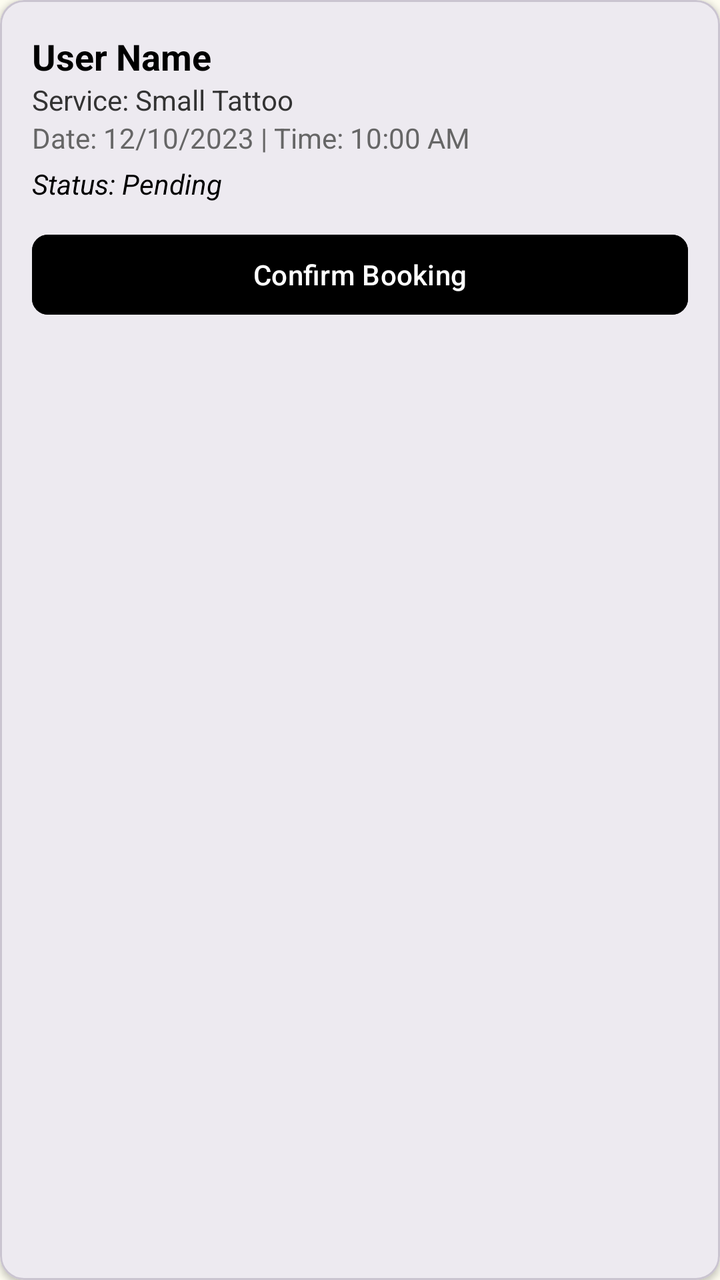
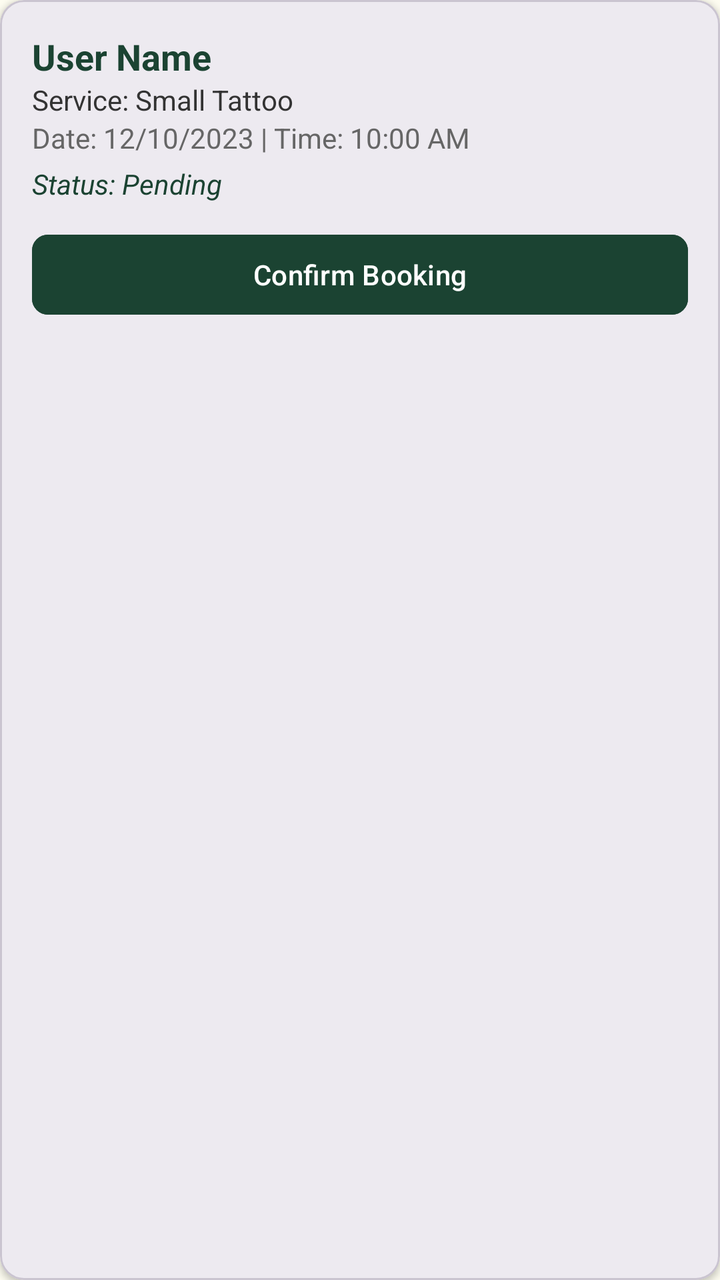

Before-and-after screenshots of an Android layout around one commit, followed by the original layout XML and the change that was made.
<!-- AndroidManifest.xml: application theme Theme.Moes -->
<!-- res/layout/item_admin_booking.xml -->
<?xml version="1.0" encoding="utf-8"?>
<com.google.android.material.card.MaterialCardView xmlns:android="http://schemas.android.com/apk/res/android"
    xmlns:app="http://schemas.android.com/apk/res-auto"
    android:layout_width="match_parent"
    android:layout_height="wrap_content"
    android:layout_margin="8dp"
    app:cardCornerRadius="12dp"
    app:cardElevation="2dp">

    <LinearLayout
        android:layout_width="match_parent"
        android:layout_height="wrap_content"
        android:orientation="vertical"
        android:padding="16dp">

        <TextView
            android:id="@+id/tvAdminBookingName"
            android:layout_width="wrap_content"
            android:layout_height="wrap_content"
            android:text="User Name"
            android:textColor="@color/black"
            android:textSize="18sp"
            android:textStyle="bold" />

        <TextView
            android:id="@+id/tvAdminBookingService"
            android:layout_width="wrap_content"
            android:layout_height="wrap_content"
            android:text="Service: Small Tattoo"
            android:textColor="#333333"
            android:textSize="14sp" />

        <TextView
            android:id="@+id/tvAdminBookingDateTime"
            android:layout_width="wrap_content"
            android:layout_height="wrap_content"
            android:text="Date: 12/10/2023 | Time: 10:00 AM"
            android:textColor="#666666"
            android:textSize="14sp" />

        <TextView
            android:id="@+id/tvAdminBookingStatus"
            android:layout_width="wrap_content"
            android:layout_height="wrap_content"
            android:text="Status: Pending"
            android:textColor="@color/black"
            android:textSize="14sp"
            android:textStyle="italic"
            android:layout_marginTop="4dp"/>

        <Button
            android:id="@+id/btnConfirmBookingAdmin"
            android:layout_width="match_parent"
            android:layout_height="wrap_content"
            android:layout_marginTop="12dp"
            android:text="Confirm Booking"
            android:backgroundTint="@color/black"
            android:textColor="@color/white"
            app:cornerRadius="8dp" />

    </LinearLayout>
</com.google.android.material.card.MaterialCardView>
<!-- resources referenced by this layout -->
<resources>
  <color name="black">#000000</color>
  <color name="white">#FFFFFF</color>
  <style name="Theme.Moes" parent="Theme.Material3.DayNight.NoActionBar">
      
      <item name="colorPrimary">@color/moes_forest_green</item>
      <item name="colorOnPrimary">@color/moes_gold</item>
  
      
      <item name="colorSecondary">@color/moes_gold</item>
      <item name="colorOnSecondary">@color/white</item>
  
      
      <item name="android:windowBackground">@color/moes_cream</item>
      <item name="android:statusBarColor">@color/moes_dark_header</item>
  </style>
  <color name="moes_forest_green">#1B4332</color>
  <color name="moes_gold">#C69C35</color>
  <color name="moes_cream">#FDFCF0</color>
  <color name="moes_dark_header">#121212</color>
</resources>

<!-- the commit's change to res/layout/item_admin_booking.xml (unified diff, before → after) -->
@@ -18,7 +18,7 @@
             android:layout_width="wrap_content"
             android:layout_height="wrap_content"
             android:text="User Name"
-            android:textColor="@color/black"
+            android:textColor="@color/moes_forest_green"
             android:textSize="18sp"
             android:textStyle="bold" />
 
@@ -43,7 +43,7 @@
             android:layout_width="wrap_content"
             android:layout_height="wrap_content"
             android:text="Status: Pending"
-            android:textColor="@color/black"
+            android:textColor="@color/moes_forest_green"
             android:textSize="14sp"
             android:textStyle="italic"
             android:layout_marginTop="4dp"/>
@@ -54,7 +54,7 @@
             android:layout_height="wrap_content"
             android:layout_marginTop="12dp"
             android:text="Confirm Booking"
-            android:backgroundTint="@color/black"
+            android:backgroundTint="@color/moes_forest_green"
             android:textColor="@color/white"
             app:cornerRadius="8dp" />
 
<!-- resource entries referenced after the edit -->
@@ -1,6 +1,5 @@
 <!-- resources referenced by this layout -->
 <resources>
-  <color name="black">#000000</color>
   <color name="white">#FFFFFF</color>
   <style name="Theme.Moes" parent="Theme.Material3.DayNight.NoActionBar">
       
